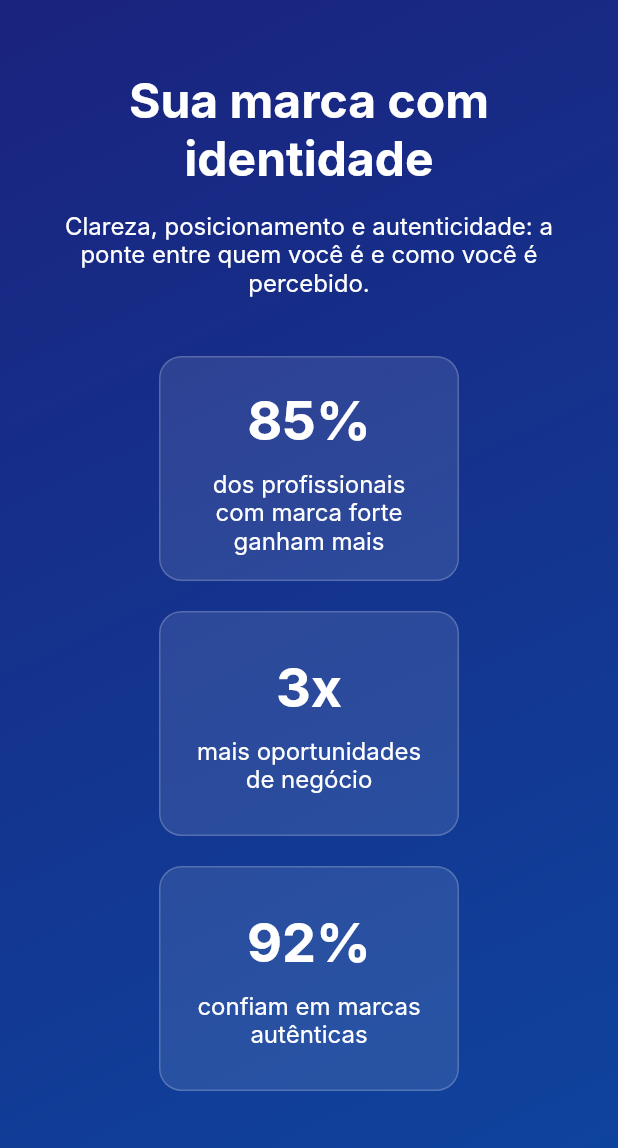
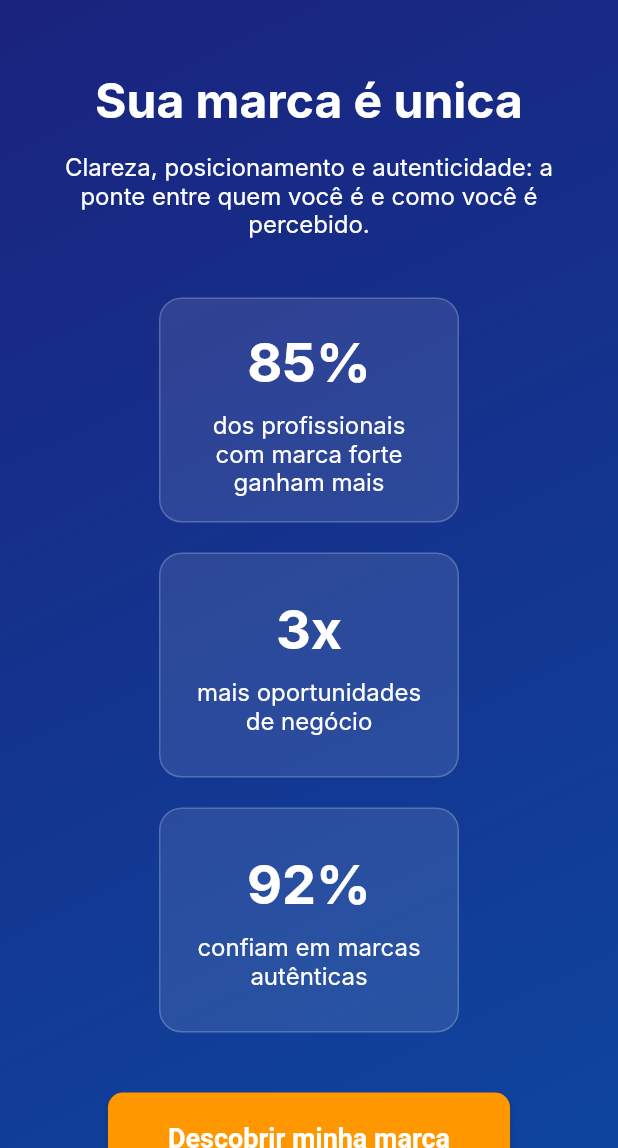
Before and after one commit to C-Luan/idenzza_landingpage, a Flutter app: the screen it shows after launch, on a phone screen of 412 x 824 dp, the part 88-1236 px from its top. Run offline on Flutter 3.47's test engine with Material 3 defaults, Android fonts, the phone set to English and light mode, and no system bars; our stand-ins replace cloud_firestore, firebase_auth, firebase_core; accounts and stored records are empty; network calls fail; Roboto replaces fonts that are missing (Inter); statements that could not run were skipped.

Commit message:
create app

```diff
--- /dev/null
+++ b/firestore.indexes.json
@@ -0,0 +1,4 @@
+{
+  "indexes": [],
+  "fieldOverrides": []
+}
--- a/lib/main.dart
+++ b/lib/main.dart
@@ -221,7 +221,7 @@
         crossAxisAlignment: CrossAxisAlignment.center, // Centraliza o conteúdo
         children: [
           Text(
-            'Sua marca com identidade',
+            'Sua marca é unica',
             textAlign: TextAlign.center,
             style: TextStyle(
               fontSize: isDesktop ? 48 : 32,
@@ -803,7 +803,7 @@
                               ),
                               SizedBox(width: 8),
                               Text(
-                                'contato@idenzza.com.br',
+                                'alanrendeiro.fotografia@gmail.com',
                                 style: TextStyle(
                                   fontSize: 16,
                                   color: Colors.white,
@@ -821,7 +821,7 @@
                               ),
                               SizedBox(width: 8),
                               Text(
-                                '(11) 99999-9999',
+                                '(91) 98972-7997',
                                 style: TextStyle(
                                   fontSize: 16,
                                   color: Colors.white,
@@ -839,7 +839,7 @@
                               ),
                               SizedBox(width: 8),
                               Text(
-                                'São Paulo, SP',
+                                'Tv Doutor Moraes 727, Belém- PA',
                                 style: TextStyle(
                                   fontSize: 16,
                                   color: Colors.white,
@@ -922,7 +922,7 @@
                         Icon(Icons.email, color: Colors.white, size: 18),
                         SizedBox(width: 8),
                         Text(
-                          'contato@idenzza.com.br',
+                          'alanrendeiro.fotografia@gmail.com',
                           style: TextStyle(fontSize: 16, color: Colors.white),
                         ),
                       ],
@@ -933,7 +933,7 @@
                         Icon(Icons.phone, color: Colors.white, size: 18),
                         SizedBox(width: 8),
                         Text(
-                          '(11) 99999-9999',
+                          '(91) 98972-7997',
                           style: TextStyle(fontSize: 16, color: Colors.white),
                         ),
                       ],
@@ -948,7 +948,7 @@
                         ),
                         SizedBox(width: 8),
                         Text(
-                          'São Paulo, SP',
+                          'Tv Doutor Moraes 727, Belém- PA',
                           style: TextStyle(fontSize: 16, color: Colors.white),
                         ),
                       ],
@@ -1027,7 +1027,6 @@
   Widget _buildSocialMediaIcon(String imageUrl, String altText) {
     return InkWell(
       onTap: () {
-        // TODO: Implementar a ação para as redes sociais
         print('$altText clicado!');
       },
       child: Container(
```
Also changed, not shown: 2 other files.
